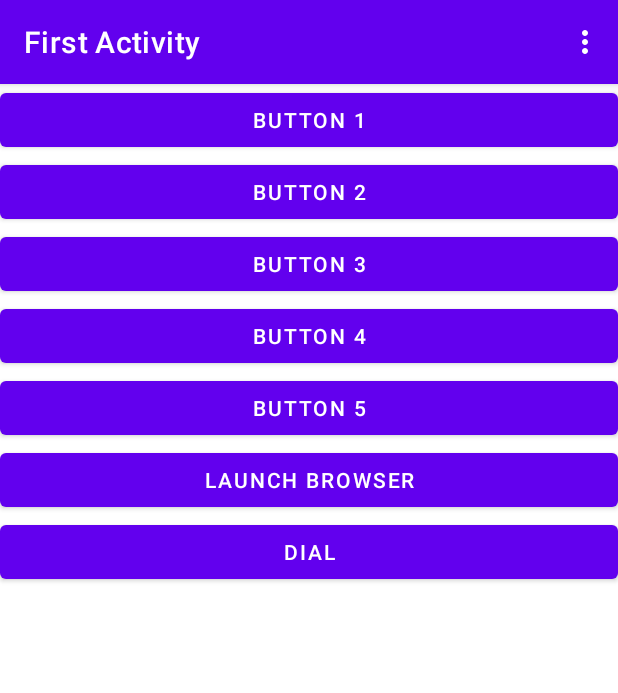
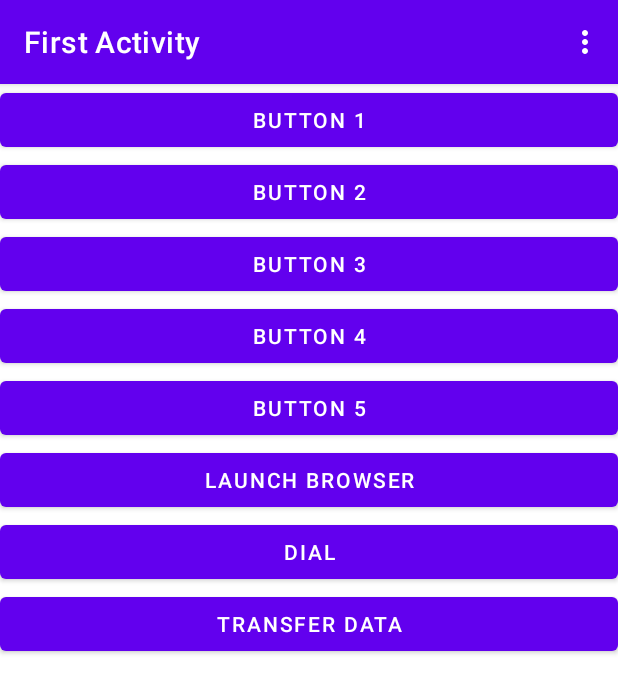
Before and after one commit to fansuregrin/AndroidStudyNotes, an Android app: the screen it shows after launch (FirstActivity), on a phone screen of 412 x 824 dp. Shown: the top 693 px of the screen. Run offline under Robolectric (Android 15) with nearby library versions, the phone set to English and light mode, and no system bars.

Commit message:
Add: passing data to the next activity

```diff
--- a/ActivityTest/app/src/main/java/com/example/activitytest/FirstActivity.java
+++ b/ActivityTest/app/src/main/java/com/example/activitytest/FirstActivity.java
@@ -71,6 +71,15 @@ public class FirstActivity extends AppCompatActivity {
             intent.setData(Uri.parse("tel:10086"));
             startActivity(intent);
         });
+
+        // 传递数据给下一个活动
+        Button button8 = findViewById(R.id.button_8);
+        button8.setOnClickListener(v -> {
+            String data = "Hello SecondActivity";
+            Intent intent = new Intent(FirstActivity.this, SecondActivity.class);
+            intent.putExtra("extra_data", data);
+            startActivity(intent);
+        });
     }
 
     @Override
--- a/ActivityTest/app/src/main/java/com/example/activitytest/SecondActivity.java
+++ b/ActivityTest/app/src/main/java/com/example/activitytest/SecondActivity.java
@@ -1,5 +1,6 @@
 package com.example.activitytest;
 
+import android.content.Intent;
 import android.os.Bundle;
 import androidx.appcompat.app.AppCompatActivity;
 import android.util.Log;
@@ -11,5 +12,9 @@ public class SecondActivity extends AppCompatActivity {
     protected void onCreate(Bundle savedInstanceState) {
         super.onCreate(savedInstanceState);
         setContentView(R.layout.second_layout);
+
+        Intent intent = getIntent();
+        String data = intent.getStringExtra("extra_data");
+        Log.d(TAG, data);
     }
 }
--- a/ActivityTest/app/src/main/res/layout/first_layout.xml
+++ b/ActivityTest/app/src/main/res/layout/first_layout.xml
@@ -44,4 +44,10 @@
         android:layout_height="wrap_content"
         android:id="@+id/button_7"
         android:text="@string/dial" />
+
+    <Button
+        android:layout_width="match_parent"
+        android:layout_height="wrap_content"
+        android:id="@+id/button_8"
+        android:text="@string/transfer_data" />
 </LinearLayout>
--- a/ActivityTest/app/src/main/res/values/strings.xml
+++ b/ActivityTest/app/src/main/res/values/strings.xml
@@ -16,4 +16,5 @@
     <string name="launch_browser">Launch Browser</string>
     <string name="third_activity_greet">Hi! There is third activity.</string>
     <string name="dial">Dial</string>
+    <string name="transfer_data">Transfer Data</string>
 </resources>
```
Also changed, not shown: 1 other file.
